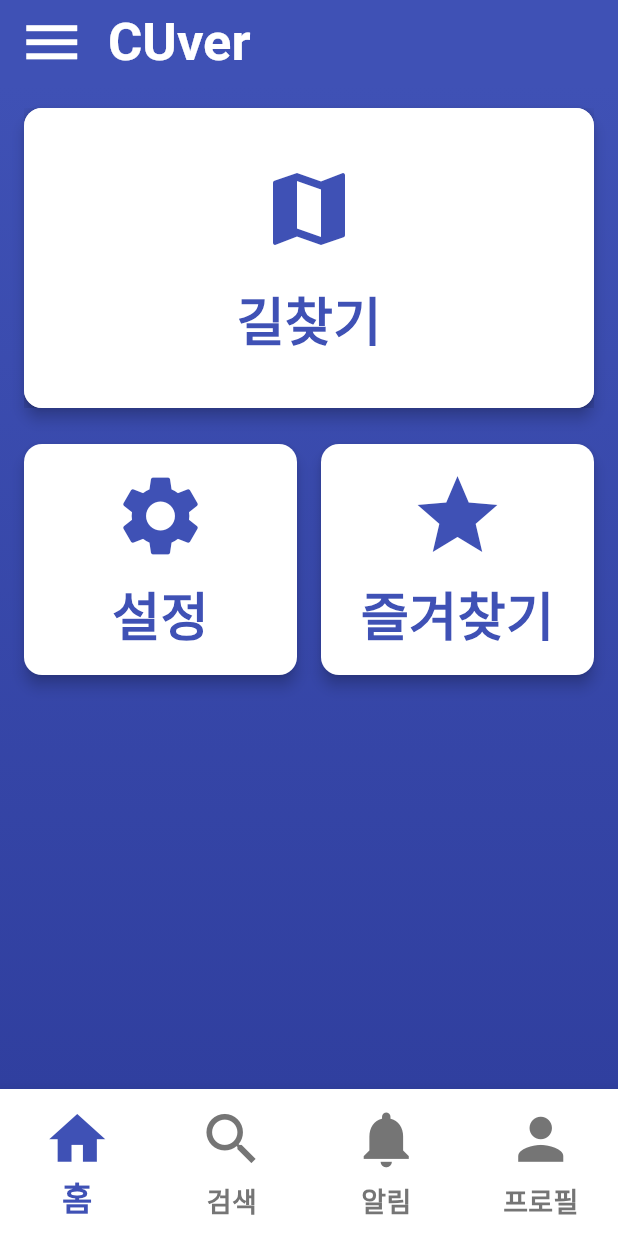
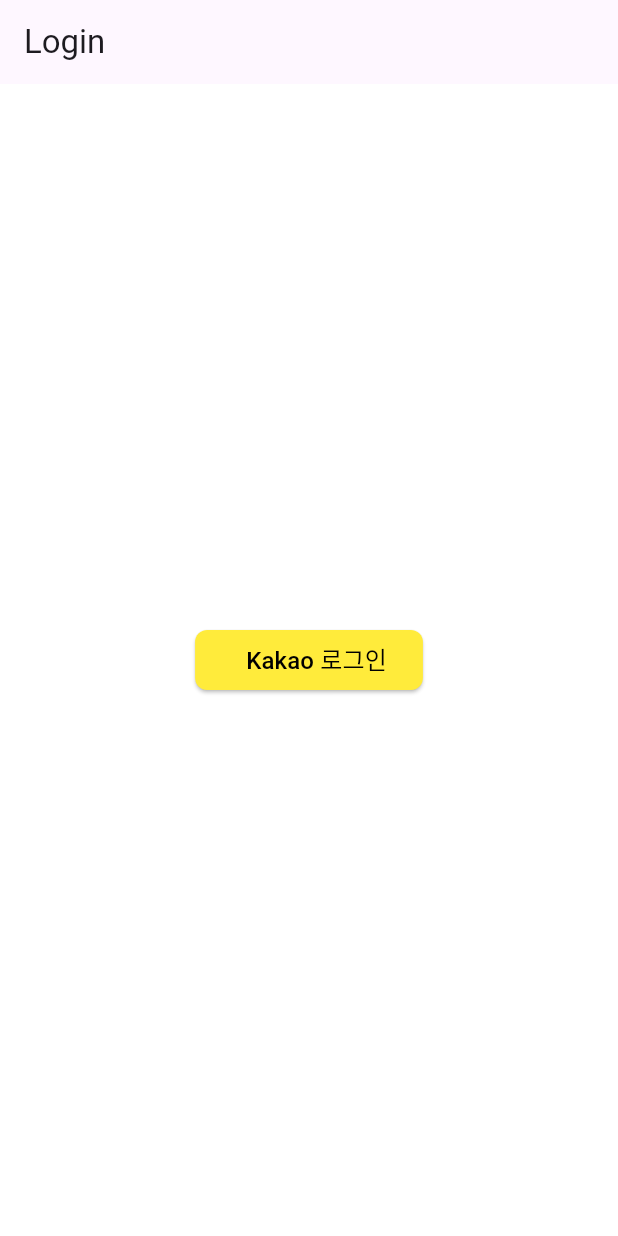
Before and after one commit to echidna08/mtdproject, a Flutter app: the screen it shows after launch, on a phone screen of 412 x 824 dp. Run offline on Flutter 3.47's test engine with Material 3 defaults, Android fonts, the phone set to English and light mode, and no system bars; our stand-ins replace uni_links; missing offline and left inert: flutter_web_auth, kakao_flutter_sdk_common.

Commit message:
kakao login 완료

```diff
--- /dev/null
+++ b/flutter_native_splash.yaml
@@ -0,0 +1,5 @@
+flutter_native_splash:
+  color: "#ffffff"
+  image: "assets/image/splash_background.png"
+  android: true
+  ios: true
--- a/lib/main.dart
+++ b/lib/main.dart
@@ -1,180 +1,32 @@
 import 'package:flutter/material.dart';
+import 'package:kakao_flutter_sdk_common/kakao_flutter_sdk_common.dart';
+import 'main_screen.dart';
+import 'oauth/login_page.dart';
 
-class MainScreen extends StatelessWidget {
+void main() {
+  // 웹 환경에서 카카오 로그인을 정상적으로 완료하려면 runApp() 호출 전 아래 메서드 호출 필요
+  WidgetsFlutterBinding.ensureInitialized();
+
+  // runApp() 호출 전 Flutter SDK 초기화
+  KakaoSdk.init(nativeAppKey: '{5e02af0aab7c259abc19a427f4f2bc9}');
+
+
+  runApp(MyApp());
+}
+class MyApp extends StatelessWidget {
   @override
   Widget build(BuildContext context) {
-    return Scaffold(
-      appBar: AppBar(
-        title: Text('CUver',
-            style: TextStyle(
-                fontSize: 35,
-                fontWeight: FontWeight.bold,
-                color: Colors.white)),
-        backgroundColor: Color(0xFF3F51B5), // Indigo
-        elevation: 0,
-        leading: Padding(
-          padding: const EdgeInsets.only(left: 12.0),
-          child: Align(
-            alignment: Alignment.centerRight, // Align the menu button to the right
-            child: InkResponse(
-              onTap: () {},
-              radius: 23, // Radius for the ripple effect
-              splashColor: Colors.grey.withOpacity(0.5), // Color and opacity of splash
-              highlightColor: Colors.transparent, // Remove highlight color
-              child: Container(
-                padding: EdgeInsets.all(0),
-                child: Icon(
-                  Icons.menu,
-                  color: Colors.white,
-                  size: 45,
-                ),
-              ),
-            ),
-          ),
-        ),
+    return MaterialApp(
+      title: 'CUver',
+      theme: ThemeData(
+        primaryColor: Color(0xFF3F51B5),
+        scaffoldBackgroundColor: Colors.white,
       ),
-      body: Container(
-        decoration: BoxDecoration(
-          gradient: LinearGradient(
-            begin: Alignment.topCenter,
-            end: Alignment.bottomCenter,
-            colors: [Color(0xFF3F51B5), Color(0xFF303F9F)],
-          ),
-        ),
-        child: Padding(
-          padding: const EdgeInsets.all(16.0),
-          child: Column(
-            crossAxisAlignment: CrossAxisAlignment.stretch,
-            children: [
-              ElevatedButton(
-                onPressed: () {
-                  // Add your onPressed functionality here
-                },
-                style: ElevatedButton.styleFrom(
-                  padding: EdgeInsets.zero,
-                  shape: RoundedRectangleBorder(
-                    borderRadius: BorderRadius.circular(12),
-                  ),
-                  elevation: 4,
-                ),
-                child: Ink(
-                  decoration: BoxDecoration(
-                    color: Colors.white,
-                    borderRadius: BorderRadius.circular(12),
-                    boxShadow: [
-                      BoxShadow(
-                        color: Colors.black26,
-                        blurRadius: 10,
-                        offset: Offset(0, 4),
-                      ),
-                    ],
-                  ),
-                  child: Container(
-                    height: 200,
-                    alignment: Alignment.center,
-                    child: Column(
-                      mainAxisAlignment: MainAxisAlignment.center,
-                      children: [
-                        Icon(Icons.map, size: 64, color: Color(0xFF3F51B5)),
-                        SizedBox(height: 16),
-                        Text(
-                          '길찾기',
-                          style: TextStyle(
-                            fontSize: 35,
-                            fontWeight: FontWeight.bold,
-                            color: Color(0xFF3F51B5),
-                          ),
-                        ),
-                      ],
-                    ),
-                  ),
-                ),
-              ),
-              SizedBox(height: 24),
-              Row(
-                children: [
-                  Expanded(
-                    child: ElevatedButton(
-                      onPressed: () {},
-                      style: ElevatedButton.styleFrom(
-                        backgroundColor: Colors.white,
-                        foregroundColor: Color(0xFF3F51B5),
-                        padding: EdgeInsets.symmetric(vertical: 16),
-                        shape: RoundedRectangleBorder(
-                          borderRadius: BorderRadius.circular(12),
-                        ),
-                        elevation: 4,
-                      ),
-                      child: Column(
-                        mainAxisSize: MainAxisSize.min,
-                        children: [
-                          Icon(Icons.settings, size: 64),
-                          SizedBox(height: 8),
-                          Text('설정',
-                              style: TextStyle(
-                                  fontSize: 35, fontWeight: FontWeight.bold)),
-                        ],
-                      ),
-                    ),
-                  ),
-                  SizedBox(width: 16),
-                  Expanded(
-                    child: ElevatedButton(
-                      onPressed: () {},
-                      style: ElevatedButton.styleFrom(
-                        backgroundColor: Colors.white,
-                        foregroundColor: Color(0xFF3F51B5),
-                        padding: EdgeInsets.symmetric(vertical: 16),
-                        shape: RoundedRectangleBorder(
-                          borderRadius: BorderRadius.circular(12),
-                        ),
-                        elevation: 4,
-                      ),
-                      child: Column(
-                        mainAxisSize: MainAxisSize.min,
-                        children: [
-                          Icon(Icons.star, size: 64),
-                          SizedBox(height: 8),
-                          Text('즐겨찾기',
-                              style: TextStyle(
-                                  fontSize: 35, fontWeight: FontWeight.bold)),
-                        ],
-                      ),
-                    ),
-                  ),
-                ],
-              ),
-            ],
-          ),
-        ),
-      ),
-      bottomNavigationBar: BottomNavigationBar(
-        type: BottomNavigationBarType.fixed,
-        backgroundColor: Colors.white,
-        selectedItemColor: Color(0xFF3F51B5),
-        unselectedItemColor: Colors.grey[600],
-        selectedLabelStyle:
-        TextStyle(fontSize: 22, fontWeight: FontWeight.bold), // Adjusted font size for selected item
-        unselectedLabelStyle:
-        TextStyle(fontSize: 18, fontWeight: FontWeight.bold), // Adjusted font size for unselected item
-        iconSize: 45, // Adjusted font size
-        items: [
-          BottomNavigationBarItem(icon: Icon(Icons.home), label: '홈'),
-          BottomNavigationBarItem(icon: Icon(Icons.search), label: '검색'),
-          BottomNavigationBarItem(icon: Icon(Icons.notifications), label: '알림'),
-          BottomNavigationBarItem(icon: Icon(Icons.person), label: '프로필'),
-        ],
-      ),
+      initialRoute: '/login',
+      routes: {
+        '/login': (context) => LoginPage(),
+        '/main': (context) => MainScreen(),
+      },
     );
   }
 }
-
-void main() {
-  runApp(MaterialApp(
-    home: MainScreen(),
-    theme: ThemeData(
-      primaryColor: Color(0xFF3F51B5),
-      scaffoldBackgroundColor: Colors.white,
-    ),
-  ));
-}
--- /dev/null
+++ b/lib/oauth/login_page.dart
@@ -0,0 +1,39 @@
+import 'package:flutter/material.dart';
+import 'kakao_oauth_service.dart';
+
+class LoginPage extends StatelessWidget {
+  final KakaoOAuthService _kakaoService = KakaoOAuthService();
+
+  @override
+  Widget build(BuildContext context) {
+    return Scaffold(
+      appBar: AppBar(
+        title: Text('Login'),
+      ),
+      body: Center(
+        child: ElevatedButton(
+          onPressed: () async {
+            await _kakaoService.login(context);
+          },
+          style: ElevatedButton.styleFrom(
+            foregroundColor: Colors.black,
+            backgroundColor: Colors.yellow,
+            shape: RoundedRectangleBorder(
+              borderRadius: BorderRadius.circular(8),
+            ),
+          ),
+          child: Row(
+            mainAxisSize: MainAxisSize.min,
+            children: [
+              SizedBox(width: 10),
+              Text(
+                'Kakao 로그인',
+                style: TextStyle(fontSize: 16),
+              ),
+            ],
+          ),
+        ),
+      ),
+    );
+  }
+}
```
Also changed, not shown: lib/main_screen.dart (added, +175 -0 lines), lib/oauth/kakao_oauth_service.dart (added, +91 -0 lines), pubspec.yaml (+22 -1 lines), lib/Screens/kakao_login_screen.dart (added), lib/Screens/naver_login_screen.dart (deleted), pubspec.lock, 15 other files.
